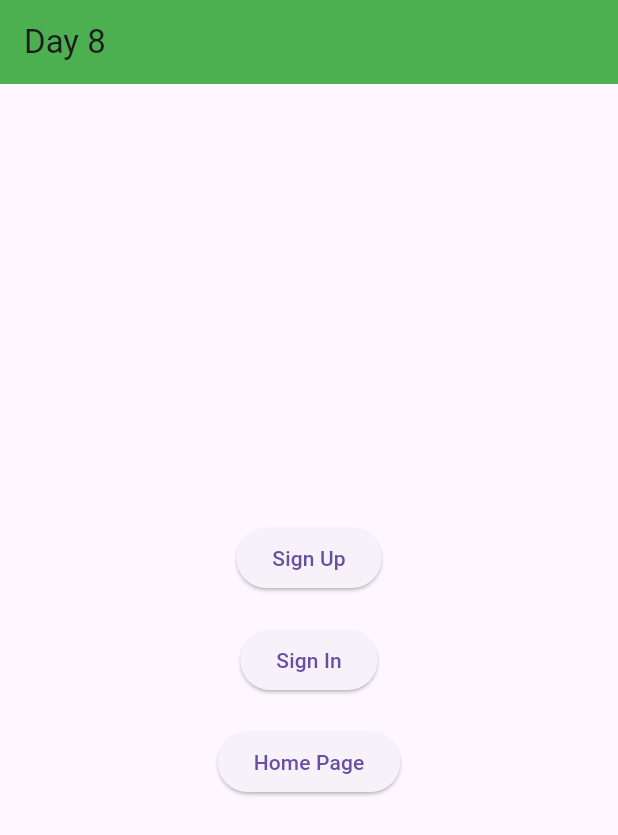
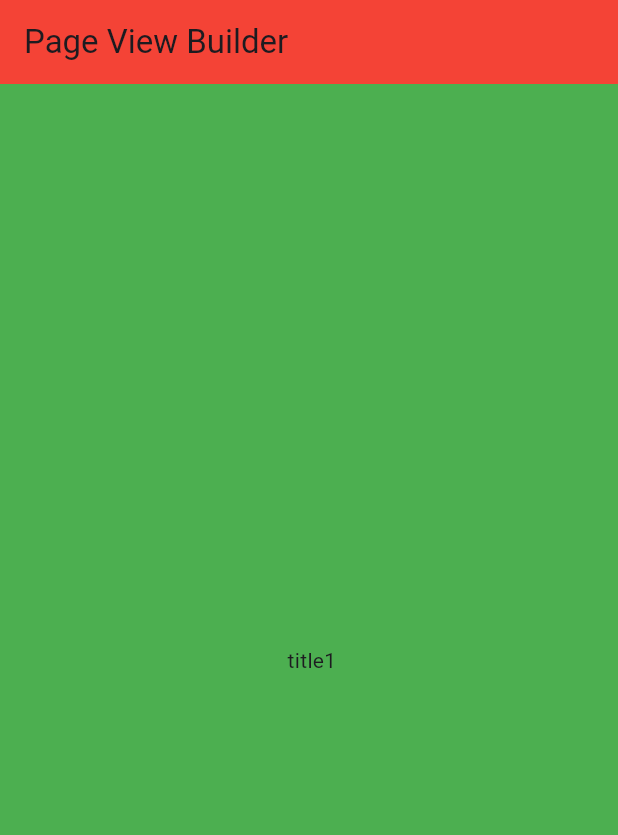
Before and after one commit to Sonykhan1121/Learning-Flutter-, a Flutter app: the screen it shows after launch, on a phone screen of 412 x 824 dp. Shown: the top 835 px of the screen. Run offline on Flutter 3.47's test engine with Material 3 defaults, Android fonts, the phone set to English and light mode, and no system bars.

Commit message:
learn listview gridview pageview

```diff
--- /dev/null
+++ b/flutter30dayschallenge/lib/domain/entity/list_data_entity.dart
@@ -0,0 +1,29 @@
+
+import 'package:flutter/material.dart';
+
+class ListEntity{
+  final String? image;
+  final String? title;
+
+  ListEntity({this.image, this.title});
+  static List<ListEntity> listdata = [
+    ListEntity(title: "title1",image: "assets/11.jpg"),
+    ListEntity(title: "title2",image: "assets/11.jpg"),
+    ListEntity(title: "title3",image: "assets/11.jpg"),
+    ListEntity(title: "title4",image: "assets/11.jpg"),
+    ListEntity(title: "title5",image: "assets/11.jpg"),
+    ListEntity(title: "title6",image: "assets/11.jpg"),
+    ListEntity(title: "title7",image: "assets/11.jpg"),
+    ListEntity(title: "title8",image: "assets/11.jpg"),
+    ListEntity(title: "title9",image: "assets/11.jpg"),
+    ListEntity(title: "title10",image: "assets/11.jpg"),
+    ListEntity(title: "title11",image: "assets/11.jpg"),
+    ListEntity(title: "title12",image: "assets/11.jpg"),
+    ListEntity(title: "title13",image: "assets/11.jpg"),
+    ListEntity(title: "title14",image: "assets/11.jpg"),
+    ListEntity(title: "title15",image: "assets/11.jpg"),
+    ListEntity(title: "title16",image: "assets/11.jpg"),
+    ListEntity(title: "title17",image: "assets/11.jpg"),
+
+  ];
+}
--- a/flutter30dayschallenge/lib/pages/on_generate_route.dart
+++ b/flutter30dayschallenge/lib/pages/on_generate_route.dart
@@ -1,9 +1,14 @@
 import 'package:flutter/material.dart';
+import 'package:flutter30dayschallenge/pages/grid_view_builder.dart';
+import 'package:flutter30dayschallenge/pages/grid_view_example.dart';
 import 'package:flutter30dayschallenge/pages/home_page.dart';
+import 'package:flutter30dayschallenge/pages/list_view_example.dart';
 import 'package:flutter30dayschallenge/pages/loginpage.dart';
+import 'package:flutter30dayschallenge/pages/page_view_builder.dart';
 import 'package:flutter30dayschallenge/pages/signup.dart';
 
 import 'day8.dart';
+import 'list_view_builder_example.dart';
 
 class OnGenerateRoute{
   static Route<dynamic> route(RouteSettings settings)
@@ -11,7 +16,7 @@ class OnGenerateRoute{
     final args = settings.arguments;
     if(settings.name =='/')
       {
-        return MaterialPageRoute(builder: (context)=>Day8());
+        return MaterialPageRoute(builder: (context)=>PageViewBuilder());
 
       }
     else if(settings.name =='/home')
--- /dev/null
+++ b/flutter30dayschallenge/lib/pages/page_view_builder.dart
@@ -0,0 +1,29 @@
+import 'package:flutter/material.dart';
+
+import '../domain/entity/list_data_entity.dart';
+
+class PageViewBuilder extends StatelessWidget {
+  final data = ListEntity.listdata;
+  PageViewBuilder({super.key});
+
+  @override
+  Widget build(BuildContext context) {
+    return Scaffold(
+      appBar: AppBar(
+        title: Text('Page View Builder'),
+        backgroundColor: Colors.red,
+      ),
+      body: PageView.builder(
+        itemCount: data.length,
+        itemBuilder: (context, index) {
+          return Container(
+            decoration: BoxDecoration(
+              color: Colors.green,
+            ),
+            child: Center(child: Text(' ${data[index].title}')),
+          );
+        },
+      ),
+    );
+  }
+}
```
Also changed, not shown: flutter30dayschallenge/lib/pages/grid_view_builder.dart (added, +28 -0 lines), flutter30dayschallenge/lib/pages/grid_view_example.dart (added, +49 -0 lines), flutter30dayschallenge/lib/pages/list_view_builder_example.dart (added, +34 -0 lines), flutter30dayschallenge/lib/pages/list_view_example.dart (added, +69 -0 lines).
